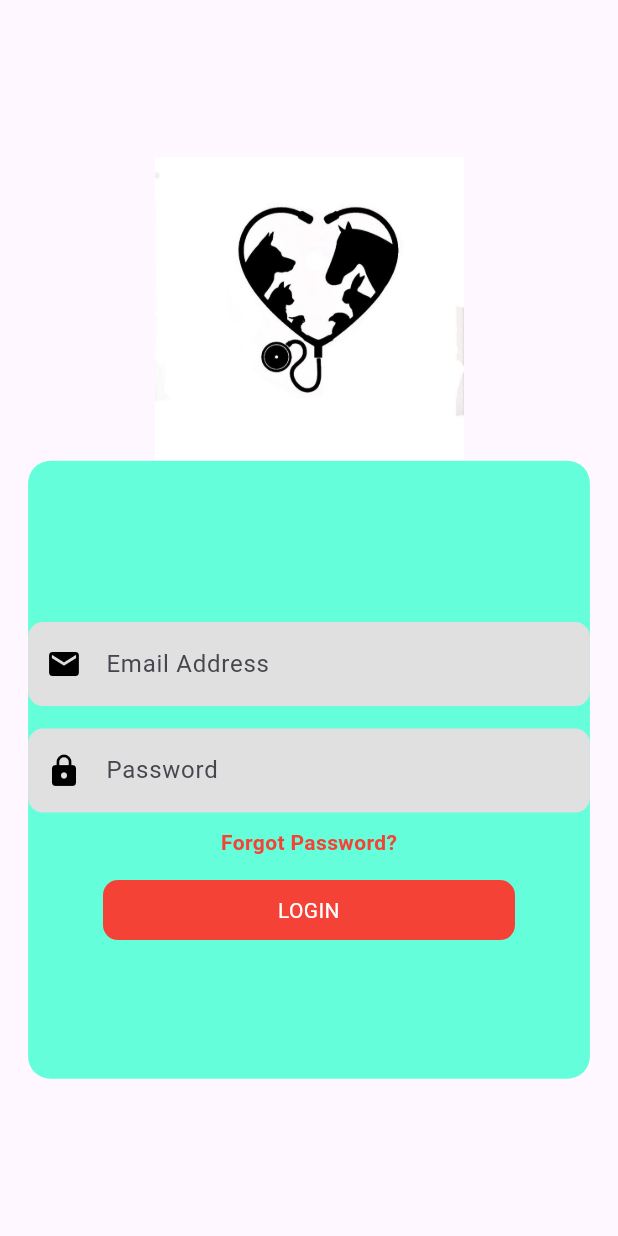
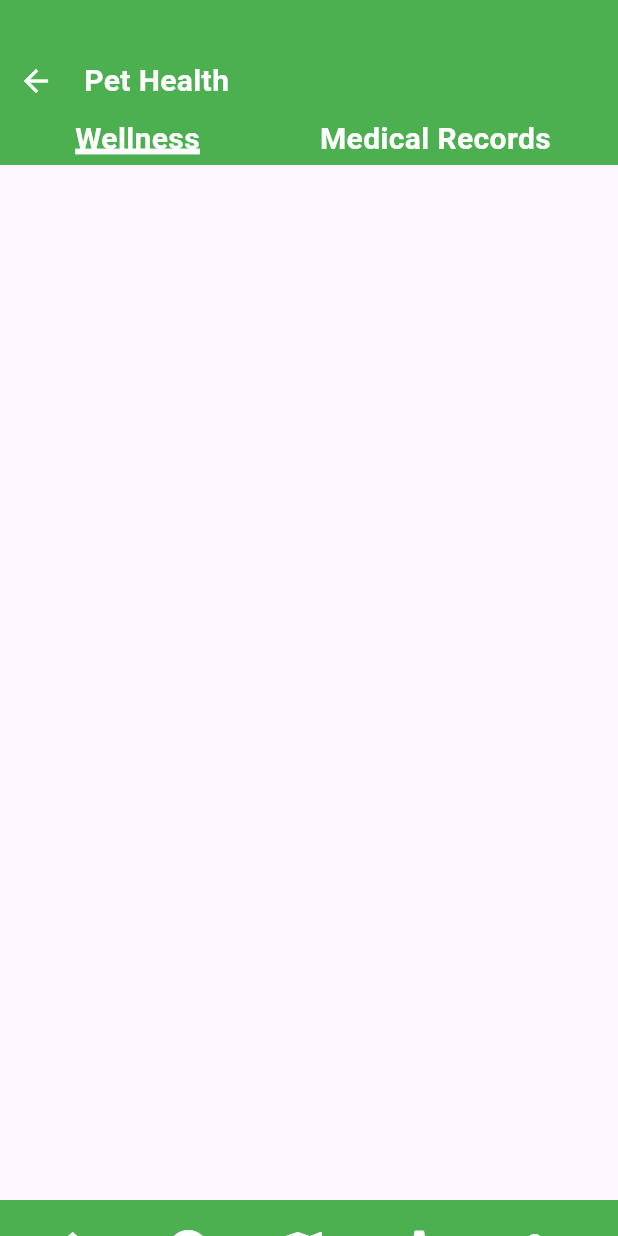
Before and after one commit to Aanik-2003/FirmRex, a Flutter app: the screen it shows after launch, on a phone screen of 412 x 824 dp. Run offline on Flutter 3.47's test engine with Material 3 defaults, Android fonts, the phone set to English and light mode, and no system bars.

Commit message:
class IconHelper created for reusing buildIconWithLabel method to other classes

```diff
--- a/lib/main.dart
+++ b/lib/main.dart
@@ -1,4 +1,5 @@
 import 'package:firm_rex/views/loginpage.dart';
+import 'package:firm_rex/views/pet_health.dart';
 import 'package:flutter/material.dart';
 
 void main() {
@@ -32,7 +33,7 @@ class MyApp extends StatelessWidget {
         colorScheme: ColorScheme.fromSeed(seedColor: Colors.deepPurple),
         useMaterial3: true,
       ),
-      home: LoginPage(),
+      home: PetHealth(),
       debugShowCheckedModeBanner: false,
     );
   }
--- /dev/null
+++ b/lib/views/pet_health.dart
@@ -0,0 +1,116 @@
+import 'package:firm_rex/views/user_dashboard.dart';
+import 'package:flutter/material.dart';
+
+class PetHealth extends StatelessWidget {
+  @override
+  Widget build(BuildContext context) {
+    return Scaffold(
+      body: Column(
+        mainAxisAlignment: MainAxisAlignment.start, // Align items to the top
+        crossAxisAlignment: CrossAxisAlignment.start, // Align items to the left
+
+        children: [
+          Container(
+            width: double.infinity, // Full width of the screen
+            height: 110,
+            padding: const EdgeInsets.only(top: 30.0),
+            decoration: BoxDecoration(
+              color: Colors.green, // Set the container color to green
+              borderRadius: BorderRadius.only(
+                bottomLeft: Radius.circular(0),
+                bottomRight: Radius.circular(0),
+              ),
+            ),
+            child:
+            Column(
+              children: [
+                Container(
+                  // padding: const EdgeInsets.symmetric(vertical: 0.0),
+                  child:
+                  Row(
+                    children: [
+                      IconButton(
+                        icon: Icon(Icons.arrow_back, color: Colors.white),
+                        onPressed: () {
+                          Navigator.pop(context); // Navigate back
+                        },
+                      ),
+                      const SizedBox(width: 8),
+                      const Text(
+                        "Pet Health",
+                        style: TextStyle(
+                          fontSize: 20,
+                          fontWeight: FontWeight.bold,
+                          color: Colors.white,
+                        ),
+                      ),
+                    ],
+                  ),
+
+                ),
+                Container(
+                  padding: const EdgeInsets.only(left: 50,),
+                  child:
+                  Row(
+                    crossAxisAlignment: CrossAxisAlignment.start,
+                    children: [
+                      const SizedBox(height: 16),
+                      const Text(
+                        "Wellness",
+                        style: TextStyle(
+                          fontSize: 20,
+                          fontWeight: FontWeight.bold,
+                          color: Colors.white,
+                          decoration: TextDecoration.underline,
+                          decorationColor: Colors.white,
+                          decorationThickness: 4,
+                        ),
+                      ),
+                      const SizedBox(width: 80),
+                      const Text(
+                        "Medical Records",
+                        style: TextStyle(
+                          fontSize: 20,
+                          fontWeight: FontWeight.bold,
+                          color: Colors.white,
+                        ),
+                      ),
+                    ],
+                  ),
+                ),
+              ],
+            ),
+
+          ),
+          const SizedBox(height: 690,),
+          Container(
+            width: 412,
+            height: 90,
+            padding: const EdgeInsets.symmetric(vertical: 17.0, horizontal: 16.0),
+            decoration: ShapeDecoration(
+              color: Colors.green,
+              shape: RoundedRectangleBorder(
+                borderRadius: BorderRadius.circular(0),
+              ),
+            ),
+            child: Row(
+              mainAxisAlignment: MainAxisAlignment.start,
+              crossAxisAlignment: CrossAxisAlignment.start,
+              children: [
+                IconHelper.buildIconWithLabel(Icons.home, 'Home', Colors.green,),
+                const SizedBox(width: 12),
+                IconHelper.buildIconWithLabel(Icons.explore, "Explore", Colors.green),
+                const SizedBox(width: 12),
+                IconHelper.buildIconWithLabel(Icons.map, "Map", Colors.green),
+                const SizedBox(width: 12),
+                IconHelper.buildIconWithLabel(Icons.settings, "Manage", Colors.green),
+                const SizedBox(width: 12),
+                IconHelper.buildIconWithLabel(Icons.person, "Profile", Colors.green),
+              ],
+            ),
+          ),
+        ],
+      ),
+    );
+  }
+}
```
Also changed, not shown: lib/views/user_dashboard.dart (+207 -146 lines), 1 other file.
